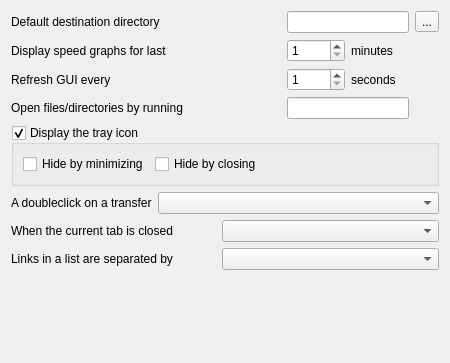
Above: SettingsGeneralForm.ui from LubosD/fatrat before the change. Below: the same form after it.
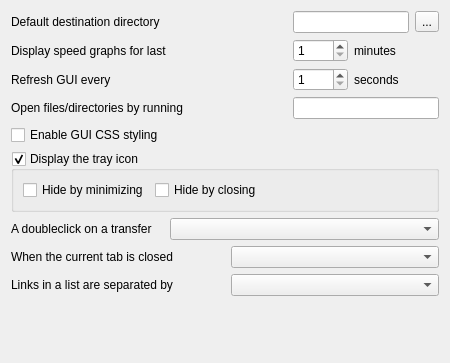
That is the form after the change.

Commit message: Sorting of torrent search results fixed CSS styling can be disabled in settings

Patch:
```diff
--- a/SettingsGeneralForm.ui
+++ b/SettingsGeneralForm.ui
@@ -58,10 +58,10 @@
      </property>
     </widget>
    </item>
-   <item row="3" column="3" colspan="2" >
+   <item row="3" column="3" colspan="3" >
     <widget class="QLineEdit" name="lineFileExec" />
    </item>
-   <item row="4" column="0" colspan="6" >
+   <item row="5" column="0" colspan="6" >
     <widget class="QGroupBox" name="checkTrayIcon" >
      <property name="title" >
       <string>Display the tray icon</string>
@@ -100,37 +100,37 @@
      </layout>
     </widget>
    </item>
-   <item row="5" column="0" >
+   <item row="6" column="0" >
     <widget class="QLabel" name="label_2" >
      <property name="text" >
       <string>A doubleclick on a transfer</string>
      </property>
     </widget>
    </item>
-   <item row="5" column="1" colspan="5" >
+   <item row="6" column="1" colspan="5" >
     <widget class="QComboBox" name="comboDoubleClick" />
    </item>
-   <item row="6" column="0" colspan="2" >
+   <item row="7" column="0" colspan="2" >
     <widget class="QLabel" name="label_3" >
      <property name="text" >
       <string>When the current tab is closed</string>
      </property>
     </widget>
    </item>
-   <item row="6" column="2" colspan="4" >
+   <item row="7" column="2" colspan="4" >
     <widget class="QComboBox" name="comboCloseCurrent" />
    </item>
-   <item row="7" column="0" colspan="2" >
+   <item row="8" column="0" colspan="2" >
     <widget class="QLabel" name="label_4" >
      <property name="text" >
       <string>Links in a list are separated by</string>
      </property>
     </widget>
    </item>
-   <item row="7" column="2" colspan="4" >
+   <item row="8" column="2" colspan="4" >
     <widget class="QComboBox" name="comboLinkSeparator" />
    </item>
-   <item row="8" column="0" colspan="5" >
+   <item row="9" column="0" colspan="5" >
     <spacer>
      <property name="orientation" >
       <enum>Qt::Vertical</enum>
@@ -167,6 +167,13 @@
      </property>
     </widget>
    </item>
+   <item row="4" column="0" >
+    <widget class="QCheckBox" name="checkCSS" >
+     <property name="text" >
+      <string>Enable GUI CSS styling</string>
+     </property>
+    </widget>
+   </item>
   </layout>
  </widget>
  <tabstops>
```
The commit also changes 16 other files.
